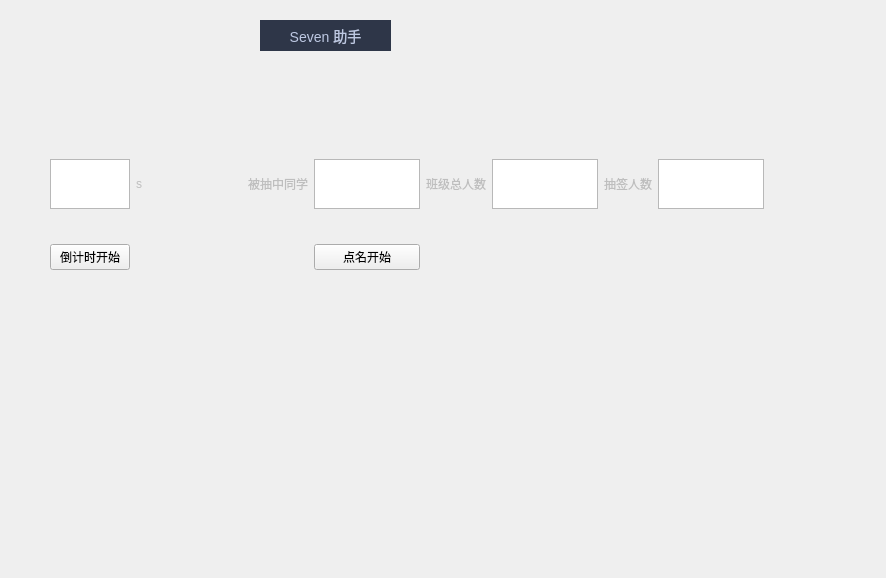
nhyilin/refactoring, file mainwindow.ui: the form before one commit.
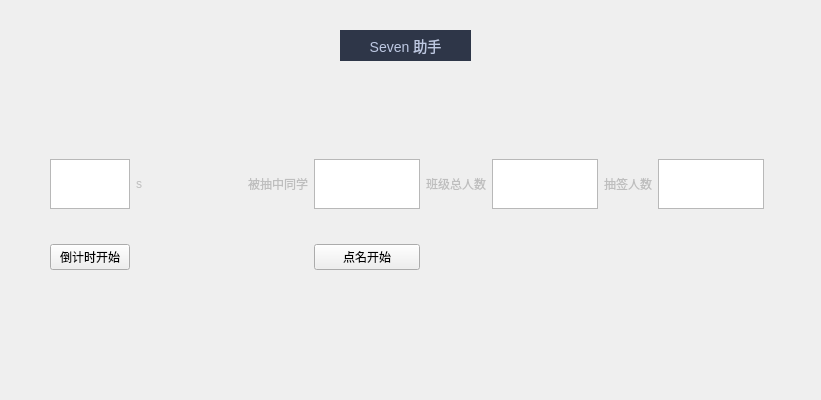
The form after the commit.

The edit to the form file:
```diff
--- a/mainwindow.ui
+++ b/mainwindow.ui
@@ -6,8 +6,8 @@
    <rect>
     <x>0</x>
     <y>0</y>
-    <width>886</width>
-    <height>578</height>
+    <width>821</width>
+    <height>400</height>
    </rect>
   </property>
   <property name="windowTitle">
@@ -19,8 +19,8 @@
    </property>
    <property name="geometry">
     <rect>
-     <x>260</x>
-     <y>20</y>
+     <x>340</x>
+     <y>30</y>
      <width>131</width>
      <height>31</height>
     </rect>
```
Left out of the diff: 8 changed lines with no effect on the pictures.
